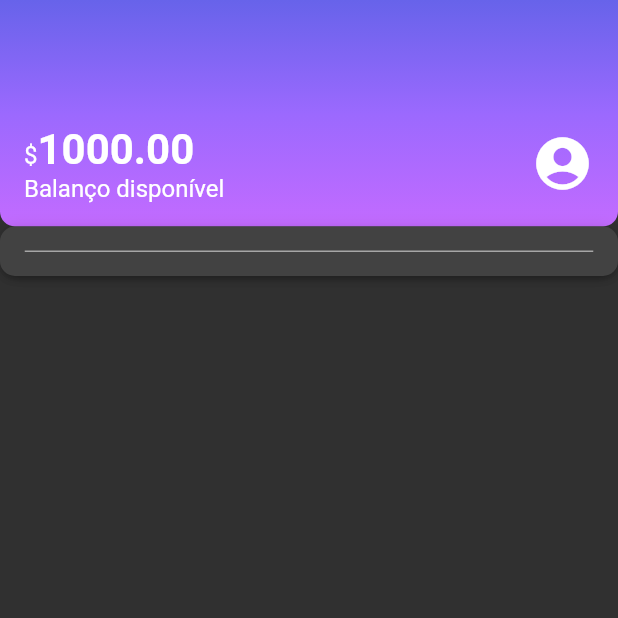
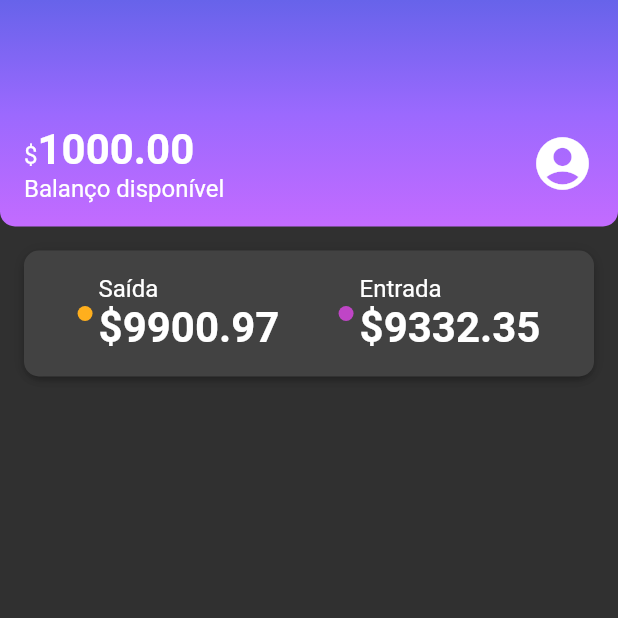
Before and after one commit to andrey-araujo/alubank, a Flutter app: the screen it shows after launch, on a phone screen of 412 x 824 dp, the top half of it. Run offline on Flutter 3.47's test engine with Material 2 defaults, Android fonts, the phone set to English and light mode, and no system bars.

Commit message:
#aula05.04 creating recent_activity card

```diff
--- /dev/null
+++ b/lib/components/sections/recent_activity.dart
@@ -0,0 +1,69 @@
+import 'package:alubank/components/box_card.dart';
+import 'package:alubank/components/color_dot.dart';
+import 'package:alubank/themes/theme_colors.dart';
+import 'package:flutter/material.dart';
+
+class RecentActivity extends StatelessWidget {
+  const RecentActivity({Key? key}) : super(key: key);
+
+  @override
+  Widget build(BuildContext context) {
+    return const Padding(
+      padding: EdgeInsets.all(16),
+      child: BoxCard(boxContent: _RecentActivityContent()),
+    );
+  }
+}
+
+class _RecentActivityContent extends StatelessWidget {
+  const _RecentActivityContent({Key? key}) : super(key: key);
+
+  @override
+  Widget build(BuildContext context) {
+    return Column(
+      children: [
+        Row(
+          mainAxisAlignment: MainAxisAlignment.spaceAround,
+          children: [
+            Row(
+              children: [
+                Padding(
+                  padding: const EdgeInsets.only(right: 4.0),
+                  child: ColorDot(color: ThemeColors.recentActivity['spent']),
+                ),
+                Column(
+                  crossAxisAlignment: CrossAxisAlignment.start,
+                  children: [
+                    const Text('Saída'),
+                    Text(
+                      '\$9900.97',
+                      style: Theme.of(context).textTheme.bodyLarge,
+                    ),
+                  ],
+                )
+              ],
+            ),
+            Row(
+              children: [
+                Padding(
+                  padding: const EdgeInsets.only(right: 4.0),
+                  child: ColorDot(color: ThemeColors.recentActivity['income']),
+                ),
+                Column(
+                  crossAxisAlignment: CrossAxisAlignment.start,
+                  children: [
+                    const Text('Entrada'),
+                    Text(
+                      '\$9332.35',
+                      style: Theme.of(context).textTheme.bodyLarge,
+                    ),
+                  ],
+                )
+              ],
+            ),
+          ],
+        )
+      ],
+    );
+  }
+}
--- a/lib/screens/home.dart
+++ b/lib/screens/home.dart
@@ -2,6 +2,7 @@ import 'package:alubank/components/box_card.dart';
 import 'package:alubank/components/color_dot.dart';
 import 'package:alubank/components/divisor.dart';
 import 'package:alubank/components/sections/header.dart';
+import 'package:alubank/components/sections/recent_activity.dart';
 import 'package:alubank/themes/theme_colors.dart';
 import 'package:flutter/material.dart';
 
@@ -12,11 +13,9 @@ class Home extends StatelessWidget {
   Widget build(BuildContext context) {
     return Scaffold(
       body: Column(
-        children: <Widget>[
-          const Header(),
-          BoxCard(
-            boxContent: Divisor(),
-          )
+        children: const <Widget>[
+          Header(),
+          RecentActivity(),
         ],
       ),
     );
```
